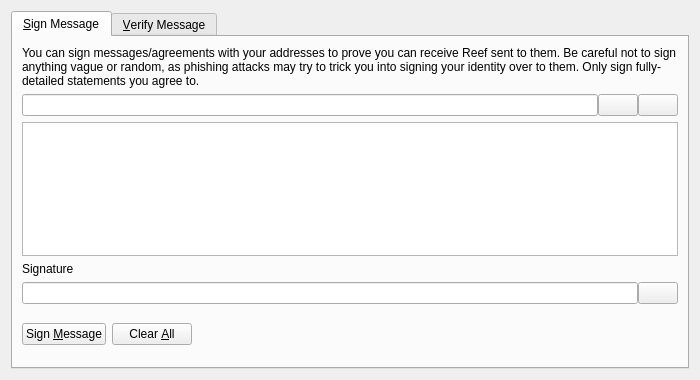
coinmenace/adz, file src/qt/forms/signverifymessagedialog.ui: the form before one commit.
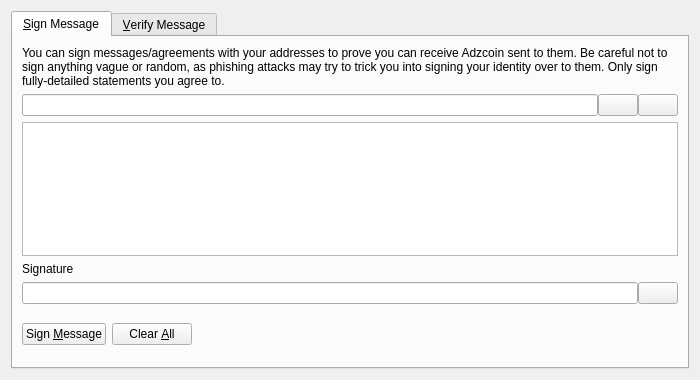
The form after the commit. Custom widgets are drawn as their Qt base class.

The edit to the form file:
```diff
--- a/src/qt/forms/signverifymessagedialog.ui
+++ b/src/qt/forms/signverifymessagedialog.ui
@@ -30,7 +30,7 @@
        <item>
         <widget class="QLabel" name="infoLabel_SM">
          <property name="text">
-          <string>You can sign messages/agreements with your addresses to prove you can receive Reef sent to them. Be careful not to sign anything vague or random, as phishing attacks may try to trick you into signing your identity over to them. Only sign fully-detailed statements you agree to.</string>
+          <string>You can sign messages/agreements with your addresses to prove you can receive Adzcoin sent to them. Be careful not to sign anything vague or random, as phishing attacks may try to trick you into signing your identity over to them. Only sign fully-detailed statements you agree to.</string>
          </property>
          <property name="textFormat">
           <enum>Qt::PlainText</enum>
```
